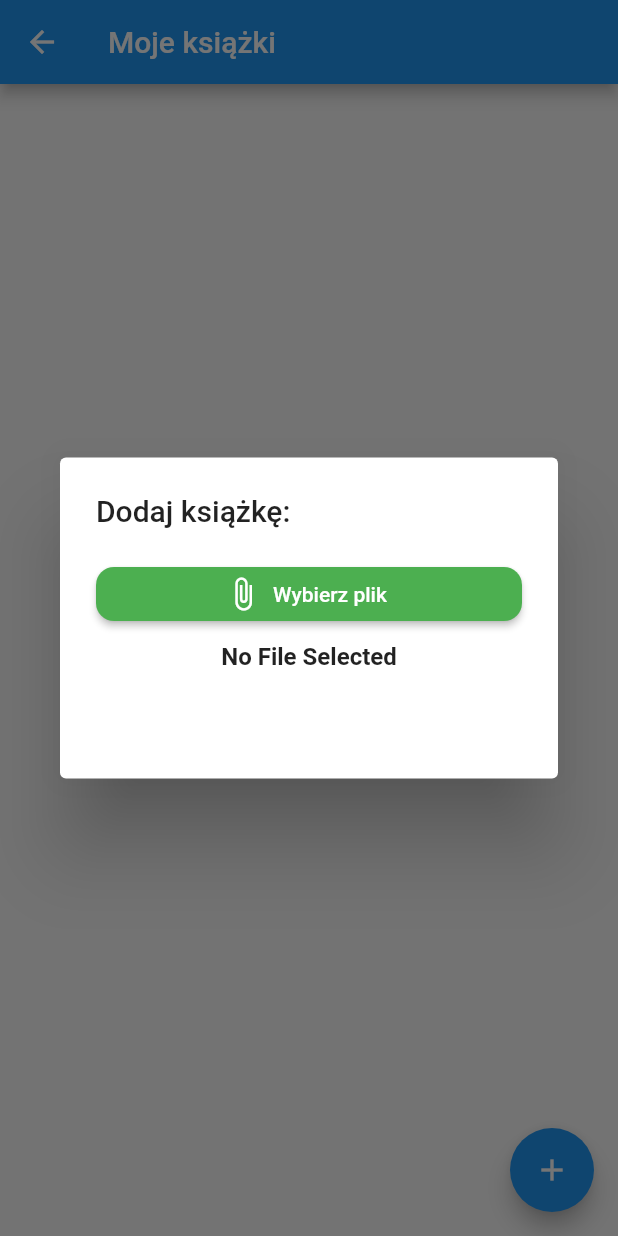
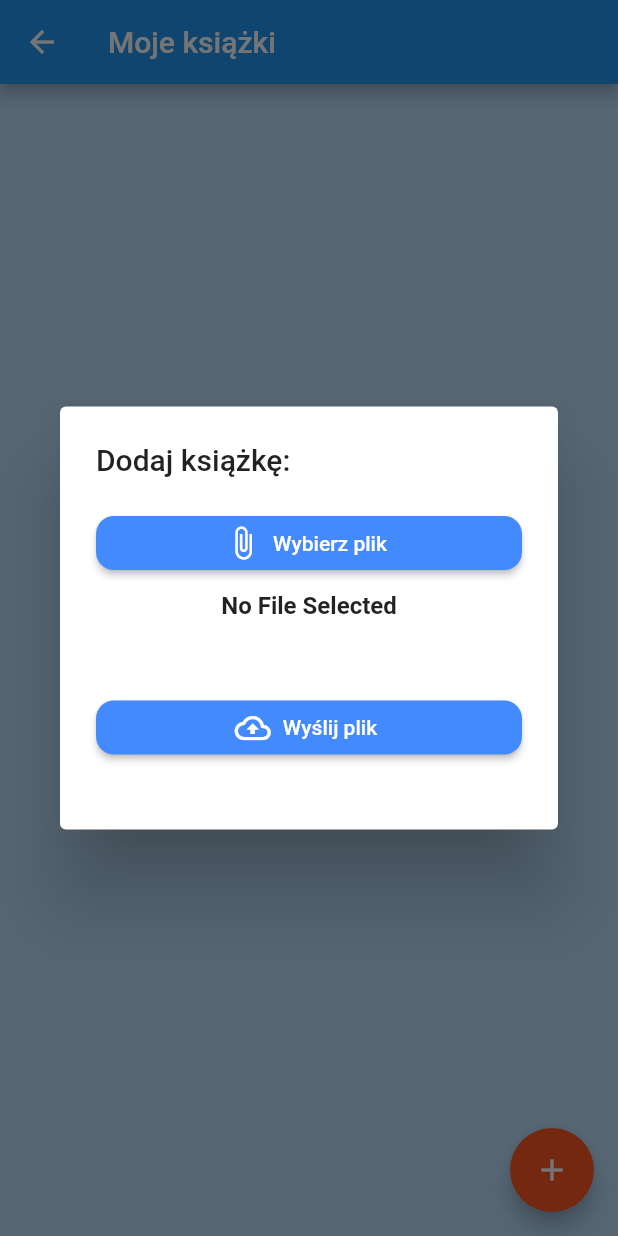
Before and after one commit to Blackwatch98/FlutterCard, a Flutter app: the MyBooksAlertDialog screen opened directly, after a tap on the "add" icon, on a phone screen of 412 x 824 dp. Run offline on Flutter 3.47's test engine with Material 2 defaults, Android fonts, the phone set to English and light mode, and no system bars; our stand-ins replace file_picker, firebase_core, firebase_storage; accounts and stored records are empty.

Commit message:
uploading files with percentage of progress

```diff
--- a/lib/my_books_widget.dart
+++ b/lib/my_books_widget.dart
@@ -17,14 +17,16 @@ class MyBooksAlertDialog extends StatefulWidget {
 
 class _MyBooksAlertDialog extends State<MyBooksAlertDialog> {
 
+  UploadTask myUploadTask;
   File myFile;
 
   @override
   Widget build(BuildContext context) {
     return Scaffold(
       appBar: AppBar(title: Text("Moje książki"),),
+      backgroundColor: Colors.blue[100],
       floatingActionButton: FloatingActionButton(
-        backgroundColor: Colors.blue,
+        backgroundColor: Colors.deepOrange,
         child: Icon(Icons.add),
         onPressed: () async {
           await createAlertDialog(context);
@@ -36,7 +38,7 @@ class _MyBooksAlertDialog extends State<MyBooksAlertDialog> {
   }
 
   Future<void> createAlertDialog(BuildContext context) async {
-    final fileName = myFile != null ? myFile.path : 'No File Selected';
+    final fileName = myFile != null ? p.basename(myFile.path) : 'No File Selected';
     return await showDialog(context: context, builder: (context) {
       return StatefulBuilder(builder: (context, setState) {
       return AlertDialog(
@@ -55,7 +57,7 @@ class _MyBooksAlertDialog extends State<MyBooksAlertDialog> {
                   label: Text('Wybierz plik'),
                   icon: Icon(Icons.attach_file),
                   style: ElevatedButton.styleFrom(
-                    primary: Colors.green,
+                    primary: Colors.blueAccent,
                     shape: RoundedRectangleBorder(
                       borderRadius: BorderRadius.circular(12),
                     ),
@@ -67,7 +69,25 @@ class _MyBooksAlertDialog extends State<MyBooksAlertDialog> {
               fileName,
               style: TextStyle(fontSize: 16, fontWeight: FontWeight.bold),
             ),
-            SizedBox(height: 48,)
+            SizedBox(height: 48),
+            ConstrainedBox(
+                constraints: BoxConstraints.tightFor(width: 300),
+                child: ElevatedButton.icon(
+                  onPressed: () {
+                    uploadFile();
+                  },
+                  label: Text('Wyślij plik'),
+                  icon: Icon(Icons.cloud_upload_outlined),
+                  style: ElevatedButton.styleFrom(
+                    primary: Colors.blueAccent,
+                    shape: RoundedRectangleBorder(
+                      borderRadius: BorderRadius.circular(12),
+                    ),
+                  ),
+                )
+            ),
+            SizedBox(height: 20),
+            myUploadTask != null ? buildUploadStatus(myUploadTask) : Container(),
           ],
         ),
       );
@@ -91,4 +111,37 @@ class _MyBooksAlertDialog extends State<MyBooksAlertDialog> {
     setState(() => myFile = File(path));
     await createAlertDialog(context);
   }
+
+  Future uploadFile() async {
+    if (myFile == null) return;
+
+    final fileName = p.basename(myFile.path);
+    final destination = 'files/$fileName'; // needs to be updated with current user folder
+
+    myUploadTask = FirebaseApi.uploadFile(destination, myFile);
+    setState(() {});
+
+    await createAlertDialog(context);
+    Navigator.of(context).pop();
+
+    if (myUploadTask == null) return;
+  }
+
+  Widget buildUploadStatus(UploadTask task) => StreamBuilder<TaskSnapshot>(
+    stream: task.snapshotEvents,
+    builder: (context, snapshot) {
+      if (snapshot.hasData) {
+        final snap = snapshot.data;
+        final progress = snap.bytesTransferred / snap.totalBytes;
+        final percentage = (progress * 100).toStringAsFixed(2);
+
+        return Text(
+          '$percentage %',
+          style: TextStyle(fontSize: 20, fontWeight: FontWeight.bold),
+        );
+      } else {
+        return Container();
+      }
+    },
+  );
 }
```
